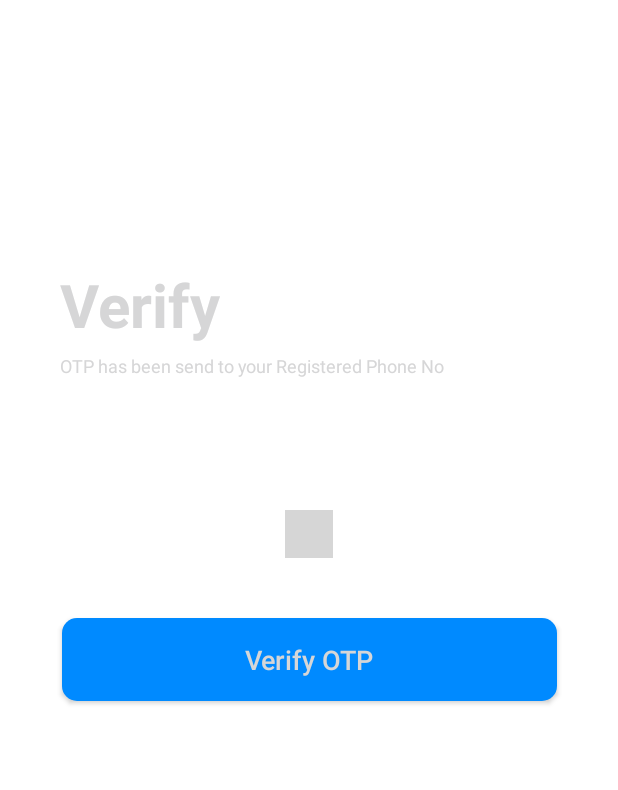
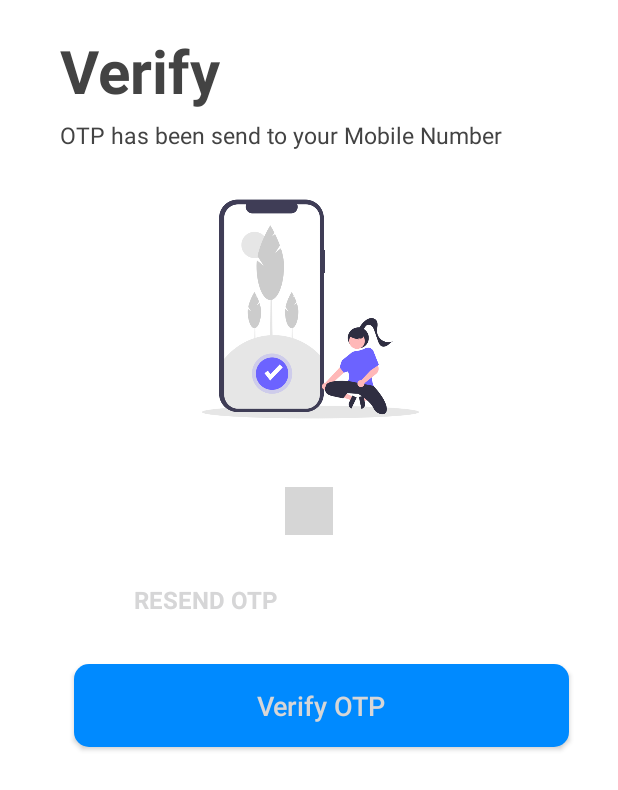
Before and after one commit to maityamit/Tracky-Track-your-goals-or-targets, an Android app: the VerifyOTP screen opened directly, with no data from a screen before it, on a phone screen of 412 x 824 dp. Shown: the top 790 px of the screen. Run offline under Robolectric (Android 15) with nearby library versions, the light colour scheme and no system bars; our stand-ins replace Firebase (no records; nobody signed in at launch, a user with empty details on screens opened directly); libraries missing offline, so code that uses them is left out: com.chaos.view; plain views replace PinView; 4 statements that could not run were skipped; grey boxes are pictures that could not be loaded.

Commit message:
UI design updated and Resend OTP feature added

```diff
--- a/app/src/main/res/layout/activity_verify_otp.xml
+++ b/app/src/main/res/layout/activity_verify_otp.xml
@@ -9,15 +9,14 @@
     <RelativeLayout
         android:id="@+id/relativeLayout2"
         android:layout_width="match_parent"
-        android:layout_height="280dp"
+        android:layout_height="wrap_content"
+        android:layout_marginTop="10dp"
+        app:layout_constraintBottom_toTopOf="@+id/guideline2"
         app:layout_constraintEnd_toEndOf="parent"
+        app:layout_constraintHorizontal_bias="0.0"
         app:layout_constraintStart_toStartOf="parent"
-        app:layout_constraintTop_toTopOf="parent">
-
-        <ImageView
-            android:id="@+id/relativeLayout"
-            android:layout_width="match_parent"
-            android:layout_height="wrap_content" />
+        app:layout_constraintTop_toTopOf="parent"
+        app:layout_constraintVertical_bias="0.0">
 
 
         <TextView
@@ -27,9 +26,9 @@
             android:layout_alignParentStart="true"
             android:layout_alignParentTop="true"
             android:layout_marginStart="40dp"
-            android:layout_marginTop="176dp"
+            android:layout_marginTop="10dp"
             android:text="Verify"
-            android:textColor="@color/black"
+            android:textColor="#434343"
             android:textSize="40dp"
             android:textStyle="bold" />
 
@@ -38,67 +37,97 @@
             android:layout_height="wrap_content"
             android:layout_below="@+id/toptext"
             android:layout_alignParentStart="true"
-            android:layout_alignParentBottom="true"
             android:layout_marginStart="40dp"
             android:layout_marginTop="5dp"
-            android:layout_marginBottom="16dp"
-            android:text="OTP has been send to your Registered Phone No"
-            android:textColor="@color/black"
-            android:textSize="12dp" />
+            android:text="OTP has been send to your Mobile Number"
+            android:textColor="#434343"
+            android:textSize="15dp" />
 
-        <androidx.cardview.widget.CardView
-            android:layout_width="107dp"
-            android:layout_height="107dp"
-            android:layout_alignBottom="@+id/relativeLayout"
-            android:layout_alignParentStart="true"
-            android:layout_alignParentTop="true"
-            android:layout_alignParentEnd="true"
-            android:layout_centerHorizontal="true"
-            android:layout_marginStart="150dp"
-            android:layout_marginTop="24dp"
-            android:layout_marginEnd="150dp"
-            android:layout_marginBottom="140dp"
-            android:elevation="12dp">
-
-
-            <ImageView
-                android:layout_width="match_parent"
-                android:layout_height="match_parent"
-                android:scaleType="fitXY"
-                android:src="@drawable/logo" />
-
-        </androidx.cardview.widget.CardView>
 
     </RelativeLayout>
 
     <com.chaos.view.PinView
         android:id="@+id/pinView"
+        style="@style/PinWidget.PinView"
         android:layout_width="wrap_content"
         android:layout_height="wrap_content"
-        android:layout_marginTop="60dp"
+        android:layout_marginTop="224dp"
+        android:inputType="number"
+        android:itemBackground="#F8F7F7"
         app:itemCount="6"
-        style="@style/PinWidget.PinView"
         app:itemHeight="50dp"
         app:itemRadius="10dp"
-        android:inputType="number"
+        app:itemSpacing="10dp"
         app:itemWidth="50dp"
+        app:cursorColor="@color/black"
+        app:hideLineWhenFilled="true"
+        android:cursorVisible="true"
         app:layout_constraintEnd_toEndOf="parent"
         app:layout_constraintStart_toStartOf="parent"
-        app:itemSpacing="10dp"
         app:layout_constraintTop_toBottomOf="@+id/relativeLayout2" />
+
+
+    <TextView
+        android:layout_width="wrap_content"
+        android:layout_height="wrap_content"
+        android:layout_marginTop="32dp"
+        android:paddingLeft="30dp"
+        android:text="Didn't receive the OTP?"
+        android:textColor="@color/black"
+        android:textSize="16dp"
+        app:layout_constraintEnd_toStartOf="@+id/resendotp"
+        app:layout_constraintHorizontal_bias="1.0"
+        app:layout_constraintStart_toStartOf="@+id/pinView"
+        app:layout_constraintTop_toBottomOf="@+id/pinView" />
+
+    <TextView
+        android:id="@+id/resendotp"
+        android:layout_width="wrap_content"
+        android:layout_height="wrap_content"
+        android:layout_marginTop="32dp"
+        android:layout_marginEnd="36dp"
+        android:text="RESEND OTP"
+        android:textColor="@color/red"
+        android:textSize="16dp"
+        android:paddingLeft="10dp"
+        android:textStyle="bold"
+        app:layout_constraintEnd_toEndOf="@+id/pinView"
+        app:layout_constraintTop_toBottomOf="@+id/pinView" />
+
+    <androidx.constraintlayout.widget.Guideline
+        android:id="@+id/guideline2"
+        android:layout_width="wrap_content"
+        android:layout_height="wrap_content"
+        android:orientation="horizontal"
+        app:layout_constraintGuide_begin="278dp" />
 
     <androidx.appcompat.widget.AppCompatButton
         android:id="@+id/verifyotp"
         android:layout_width="330dp"
         android:layout_height="55dp"
-        android:layout_marginTop="40dp"
+        android:layout_marginTop="32dp"
         android:background="@drawable/button"
         android:text="Verify OTP"
         android:textAllCaps="false"
         android:textColor="@color/white"
         android:textSize="18dp"
         app:layout_constraintEnd_toEndOf="@+id/pinView"
+        app:layout_constraintHorizontal_bias="0.473"
         app:layout_constraintStart_toStartOf="@+id/pinView"
-        app:layout_constraintTop_toBottomOf="@+id/pinView" />
+        app:layout_constraintTop_toBottomOf="@+id/resendotp" />
+
+    <ImageView
+        android:id="@+id/imageView2"
+        android:layout_width="410dp"
+        android:layout_height="180dp"
+        android:layout_marginLeft="10dp"
+        android:layout_marginTop="15dp"
+        app:layout_constraintBottom_toTopOf="@+id/guideline2"
+        app:layout_constraintEnd_toEndOf="parent"
+        app:layout_constraintHorizontal_bias="1.0"
+        app:layout_constraintStart_toStartOf="parent"
+        app:layout_constraintTop_toBottomOf="@+id/relativeLayout2"
+        app:layout_constraintVertical_bias="0.0"
+        app:srcCompat="@drawable/verify_otp_illu" />
 
 </androidx.constraintlayout.widget.ConstraintLayout>
```
Also changed, not shown: app/src/main/java/achivementtrackerbyamit/example/achivetracker/auth/VerifyOTP.java (+34 -0 lines), app/src/main/res/layout/activity_phone_no_signin.xml (+29 -44 lines), app/src/main/res/drawable/verify_ill.png (added), app/src/main/res/drawable/verify_otp_illu.png (added).
